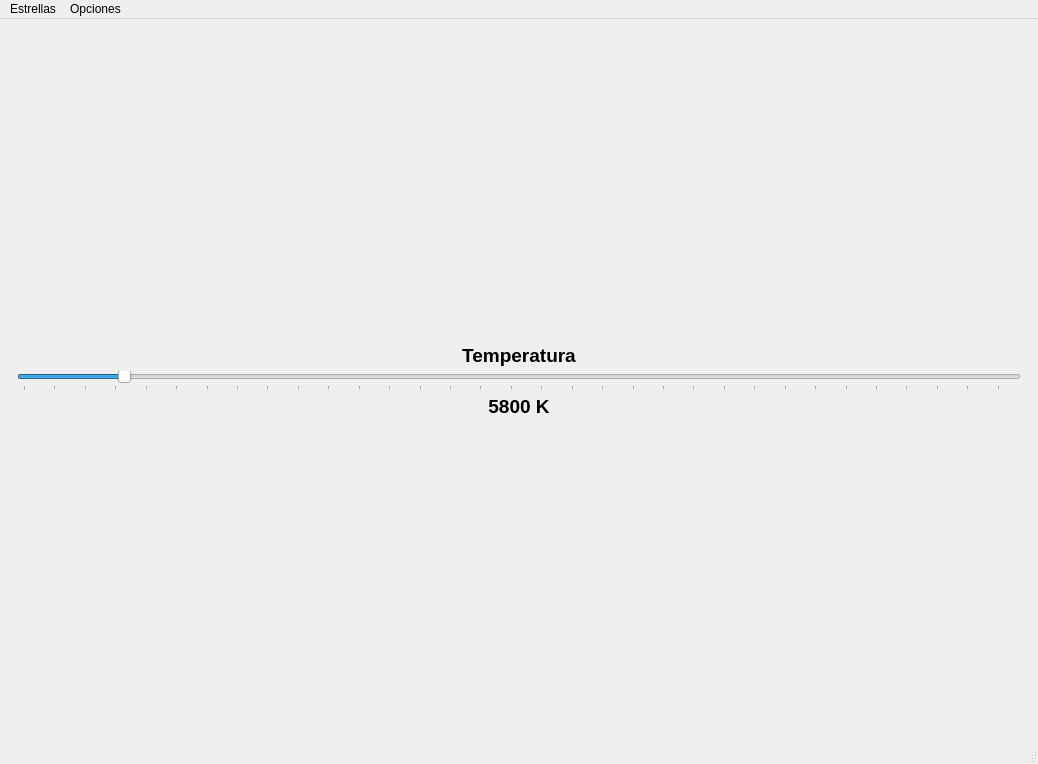
Above: blackbody.ui from azzorini/PyQtBlackbody before the change. Below: the same form after it.
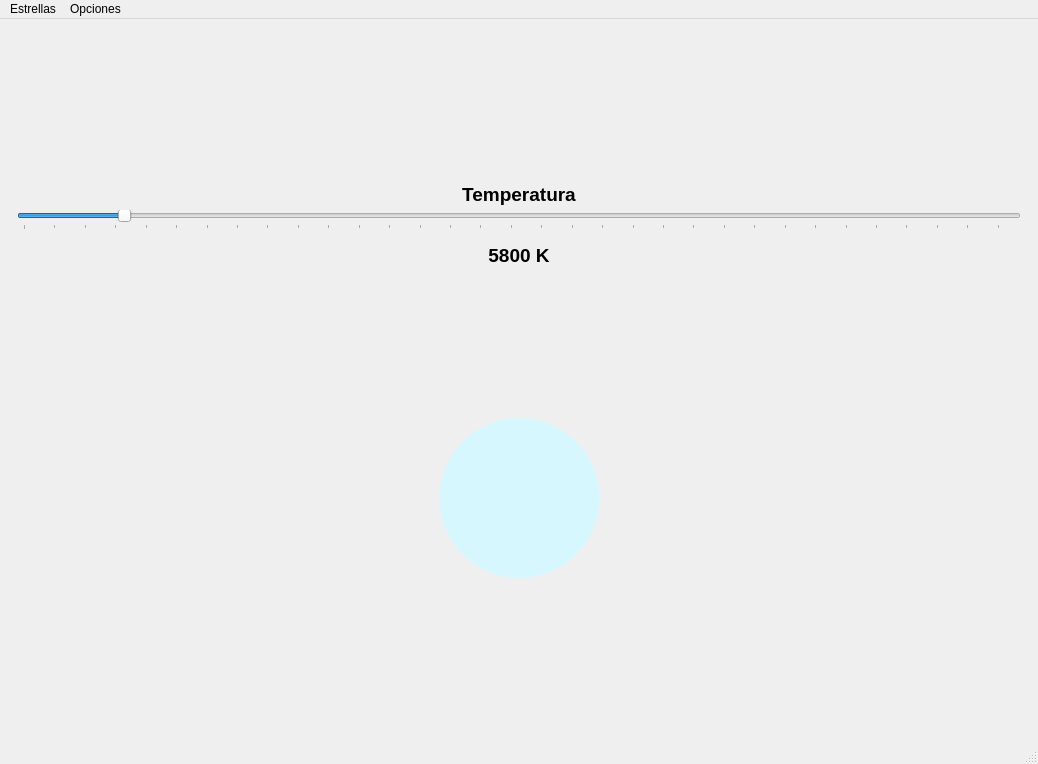
That is the form after the change.

Patch:
```diff
--- a/blackbody.ui
+++ b/blackbody.ui
@@ -2,6 +2,9 @@
 <ui version="4.0">
  <class>MainWindow</class>
  <widget class="QMainWindow" name="MainWindow">
+  <property name="enabled">
+   <bool>true</bool>
+  </property>
   <property name="geometry">
    <rect>
     <x>0</x>
@@ -42,6 +45,19 @@
       <property name="bottomMargin">
        <number>8</number>
       </property>
+      <item>
+       <spacer name="verticalSpacer_4">
+        <property name="orientation">
+         <enum>Qt::Vertical</enum>
+        </property>
+        <property name="sizeHint" stdset="0">
+         <size>
+          <width>20</width>
+          <height>40</height>
+         </size>
+        </property>
+       </spacer>
+      </item>
       <item>
        <widget class="QLabel" name="LabelInfoTemp">
         <property name="layoutDirection">
@@ -86,6 +102,22 @@
         </property>
        </widget>
       </item>
+      <item>
+       <spacer name="verticalSpacer_3">
+        <property name="orientation">
+         <enum>Qt::Vertical</enum>
+        </property>
+        <property name="sizeType">
+         <enum>QSizePolicy::Fixed</enum>
+        </property>
+        <property name="sizeHint" stdset="0">
+         <size>
+          <width>20</width>
+          <height>10</height>
+         </size>
+        </property>
+       </spacer>
+      </item>
       <item>
        <widget class="QLabel" name="LabelTemp">
         <property name="text">
@@ -99,6 +131,67 @@
         </property>
        </widget>
       </item>
+      <item>
+       <spacer name="verticalSpacer_2">
+        <property name="orientation">
+         <enum>Qt::Vertical</enum>
+        </property>
+        <property name="sizeHint" stdset="0">
+         <size>
+          <width>20</width>
+          <height>40</height>
+         </size>
+        </property>
+       </spacer>
+      </item>
+      <item>
+       <layout class="QHBoxLayout" name="horizontalLayout">
+        <item>
+         <widget class="QLabel" name="labelColor">
+          <property name="sizePolicy">
+           <sizepolicy hsizetype="Fixed" vsizetype="Fixed">
+            <horstretch>0</horstretch>
+            <verstretch>0</verstretch>
+           </sizepolicy>
+          </property>
+          <property name="minimumSize">
+           <size>
+            <width>160</width>
+            <height>160</height>
+           </size>
+          </property>
+          <property name="baseSize">
+           <size>
+            <width>0</width>
+            <height>0</height>
+           </size>
+          </property>
+          <property name="autoFillBackground">
+           <bool>false</bool>
+          </property>
+          <property name="styleSheet">
+           <string notr="true">height: 160px; width: 160 px; background-color: #d7f7ff; border-radius: 80px; </string>
+          </property>
+          <property name="text">
+           <string/>
+          </property>
+         </widget>
+        </item>
+       </layout>
+      </item>
+      <item>
+       <spacer name="verticalSpacer">
+        <property name="orientation">
+         <enum>Qt::Vertical</enum>
+        </property>
+        <property name="sizeHint" stdset="0">
+         <size>
+          <width>20</width>
+          <height>40</height>
+         </size>
+        </property>
+       </spacer>
+      </item>
      </layout>
     </item>
    </layout>
```
